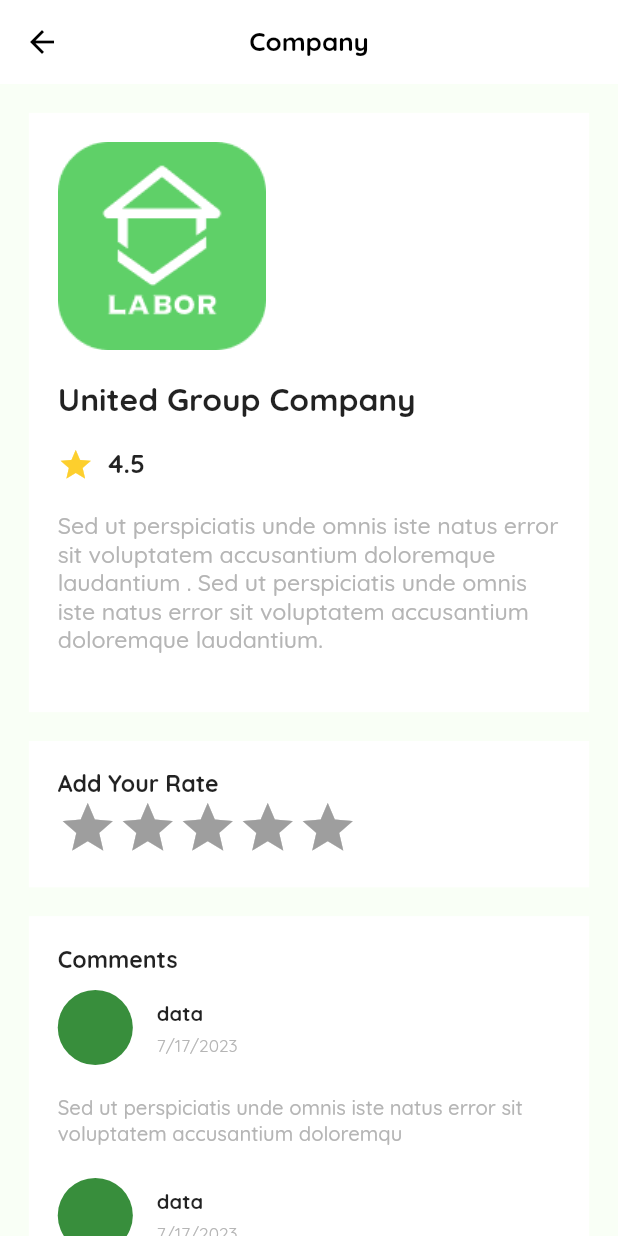
After one commit to 0Ahmad0/labor, a Flutter app: the CompanyView screen opened by its route, on a phone screen of 412 x 824 dp. The commit adds this screen. Run offline on Flutter 3.47's test engine with Material 2 defaults, Android fonts, the phone set to English and light mode, and no system bars; drawn by our look-alikes of flutter_rating_bar; our stand-ins replace easy_localization, firebase_core, flutter_screenutil, flutter_svg, google_fonts, image_picker and 3 more; missing offline and left inert: flutter_osm_plugin; accounts and stored records are empty; project files that could hold a hidden picture were left out.

Commit message:
in last update

```diff
--- a/lib/presentation/resources/app_assets.dart
+++ b/lib/presentation/resources/app_assets.dart
@@ -50,4 +50,8 @@ class AppAssets {
   static const visa = '$path/visa.svg';
   static const reviewDialog = '$path/review_dialog.svg';
   static const confirmDialog = '$path/confirm_dialog.svg';
+  static const wallet2 = '$path/wallet2.svg';
+  static const order_type = '$path/order_type.svg';
+  static const night = '$path/night.svg';
+  static const sun = '$path/sun.svg';
 }
--- a/lib/presentation/resources/app_constants.dart
+++ b/lib/presentation/resources/app_constants.dart
@@ -3,6 +3,7 @@ class AppConstants {
 
   static const int splashDelay = 3;
   static const int defaultDelay = 300;
+  static const int itemCountRating = 5;
   static const double widthSize = 428.0;
   static const double heightSize = 926.0;
   static const int onBoardingDelay = 300;
@@ -31,3 +32,5 @@ enum CreditCardTypes {
   unionPay,
   visa,
 }
+
+enum WalletStatus { add, discount }
--- a/lib/presentation/resources/app_routes.dart
+++ b/lib/presentation/resources/app_routes.dart
@@ -6,7 +6,10 @@ import 'package:labor/presentation/views/auth/login/login_view.dart';
 import 'package:labor/presentation/views/auth/otp/otp_view.dart';
 import 'package:labor/presentation/views/auth/register/register_view.dart';
 import 'package:labor/presentation/views/auth/reset_password/reset_password_view.dart';
+import 'package:labor/presentation/views/company/company_view.dart';
 import 'package:labor/presentation/views/contact_us/contact_us_view.dart';
+import 'package:labor/presentation/views/make_order/make_order_view.dart';
+import 'package:labor/presentation/views/my_wallate/my_wallet_view.dart';
 import 'package:labor/presentation/views/navbar/navbar_view.dart';
 import 'package:labor/presentation/views/notification/notification_view.dart';
 import 'package:labor/presentation/views/on_boarding/on_boarding_view.dart';
@@ -48,8 +51,11 @@ class Routes {
   static const String selectAddress = '/SelectAddress';
   static const String addAddress = '/AddAddress';
 
-  //Payment
+  //
   static const String addCard = '/AddCard';
+  static const String myWallet = '/MyWallet';
+  static const String company = '/Company';
+  static const String makeOrder = '/MakeOrder';
 }
 
 class RoutesGenerator {
@@ -123,6 +129,15 @@ class RoutesGenerator {
             child: AddAddressView(),
             type: PageTransitionType.scale,
             alignment: Alignment.bottomRight);
+      case Routes.myWallet:
+        return PageTransition(
+            child: MyWalletView(), type: PageTransitionType.leftToRight);
+      case Routes.company:
+        return PageTransition(
+            child: CompanyView(), type: PageTransitionType.rightToLeft);
+      case Routes.makeOrder:
+        return PageTransition(
+            child: MakeOrderView(), type: PageTransitionType.topToBottom);
       default:
         return undefinedRoute();
     }
--- /dev/null
+++ b/lib/presentation/views/company/company_view.dart
@@ -0,0 +1,203 @@
+import 'dart:developer';
+
+import 'package:easy_localization/easy_localization.dart';
+import 'package:flutter/material.dart';
+import 'package:flutter_rating_bar/flutter_rating_bar.dart';
+import 'package:flutter_screenutil/flutter_screenutil.dart';
+import 'package:labor/core/app_data_formate.dart';
+import 'package:labor/presentation/resources/app_assets.dart';
+import 'package:labor/presentation/resources/app_colors.dart';
+import 'package:labor/presentation/resources/app_constants.dart';
+import 'package:labor/presentation/resources/app_styles.dart';
+import 'package:labor/presentation/widgets/app_textform_filed.dart';
+import 'package:labor/translations/locale_keys.g.dart';
+
+import '../../resources/app_values.dart';
+
+class CompanyView extends StatelessWidget {
+  CompanyView({Key? key}) : super(key: key);
+  final commentController = TextEditingController();
+
+  @override
+  Widget build(BuildContext context) {
+    return Scaffold(
+      appBar: AppBar(
+        backgroundColor: AppColors.white,
+        title: Text(
+          tr(LocaleKeys.company_company),
+          style: getBoldStyle(fontSize: 18.sp, color: AppColors.black),
+        ),
+      ),
+      body: ListView(
+        padding: EdgeInsets.all(AppPadding.p20.sp),
+        children: [
+          Container(
+            width: double.infinity,
+            padding: EdgeInsets.all(AppPadding.p20.sp),
+            decoration: BoxDecoration(color: AppColors.white),
+            child: Column(
+              crossAxisAlignment: CrossAxisAlignment.start,
+              children: [
+                Image.asset(AppAssets.logoApp),
+                SizedBox(
+                  height: AppSize.s20.sp,
+                ),
+                Text(
+                  'United Group Company',
+                  style: getBoldStyle(
+                    fontSize: 22.sp,
+                  ),
+                ),
+                SizedBox(
+                  height: AppSize.s20.sp,
+                ),
+                Row(
+                  crossAxisAlignment: CrossAxisAlignment.start,
+                  children: [
+                    Icon(
+                      Icons.star,
+                      color: AppColors.starColor,
+                    ),
+                    SizedBox(
+                      width: AppSize.s10.sp,
+                    ),
+                    Text(
+                      '4.5',
+                      style: getBoldStyle(fontSize: 18.sp),
+                    )
+                  ],
+                ),
+                SizedBox(
+                  height: AppSize.s20.sp,
+                ),
+                Text(
+                  'Sed ut perspiciatis unde omnis iste natus error sit voluptatem accusantium doloremque laudantium . Sed ut perspiciatis unde omnis iste natus error sit voluptatem accusantium doloremque laudantium.',
+                  style: getMediumStyle(
+                      fontSize: 16.sp, color: AppColors.greyText),
+                ),
+                SizedBox(
+                  height: AppSize.s20.sp,
+                ),
+              ],
+            ),
+          ),
+          SizedBox(
+            height: AppSize.s20.sp,
+          ),
+          Container(
+            width: double.infinity,
+            padding: EdgeInsets.all(AppPadding.p20.sp),
+            decoration: BoxDecoration(color: AppColors.white),
+            child: Column(
+              crossAxisAlignment: CrossAxisAlignment.start,
+              children: [
+                Text(
+                  tr(LocaleKeys.company_add_your_rate),
+                  style: getBoldStyle(fontSize: 16.sp),
+                ),
+                RatingBar.builder(
+                  initialRating: 0,
+                  minRating: 0,
+                  glow: false,
+                  direction: Axis.horizontal,
+                  itemCount: AppConstants.itemCountRating,
+                  itemBuilder: (context, _) => Icon(
+                    Icons.star,
+                    color: AppColors.starColor,
+                  ),
+                  onRatingUpdate: (rating) {
+                    log('${rating}');
+                  },
+                )
+              ],
+            ),
+          ),
+          SizedBox(
+            height: AppSize.s20.sp,
+          ),
+          Container(
+            width: double.infinity,
+            padding: EdgeInsets.all(AppPadding.p20.sp),
+            decoration: BoxDecoration(color: AppColors.white),
+            child: Column(
+              crossAxisAlignment: CrossAxisAlignment.start,
+              children: [
+                Text(
+                  tr(LocaleKeys.company_comments),
+                  style: getBoldStyle(fontSize: 16.sp),
+                ),
+                ListView(
+                  physics: NeverScrollableScrollPhysics(),
+                  shrinkWrap: true,
+                  children: [
+                    Column(
+                      children: List.generate(
+                        2,
+                        (index) => Column(
+                          children: [
+                            ListTile(
+                              contentPadding: EdgeInsets.zero,
+                              leading: CircleAvatar(
+                                radius: 26.sp,
+                              ),
+                              title: Text(
+                                'data',
+                                style: getBoldStyle(fontSize: 14.sp),
+                              ),
+                              subtitle: Text(
+                                '${AppDateFormat.toDate(DateTime.now())}',
+                                style: getRegularStyle(
+                                    fontSize: 12.sp, color: AppColors.greyText),
+                              ),
+                            ),
+                            SizedBox(
+                              height: AppSize.s10.sp,
+                            ),
+                            Text(
+                              'Sed ut perspiciatis unde omnis iste natus error sit voluptatem accusantium doloremqu',
+                              style: getMediumStyle(
+                                  fontSize: 14.sp, color: AppColors.greyText),
+                            ),
+                            SizedBox(
+                              height: AppSize.s10.sp,
+                            ),
+                          ],
+                        ),
+                      ),
+                    ),
+                    SizedBox(
+                      height: AppSize.s20.sp,
+                    ),
+                    Row(
+                      children: [
+                        Expanded(
+                          child: AppTextFiled(
+                            controller: commentController,
+                            hintText:
+                                tr(LocaleKeys.company_add_your_comment_hint),
+                          ),
+                        ),
+                        SizedBox(
+                          width: AppSize.s10.sp,
+                        ),
+                        InkWell(
+                          onTap: () {},
+                          child: CircleAvatar(
+                            radius: 26.sp,
+                            child: Icon(
+                              Icons.send,
+                            ),
+                          ),
+                        )
+                      ],
+                    )
+                  ],
+                )
+              ],
+            ),
+          ),
+        ],
+      ),
+    );
+  }
+}
--- a/lib/presentation/views/navbar/screens_navbar/profile_view.dart
+++ b/lib/presentation/views/navbar/screens_navbar/profile_view.dart
@@ -143,6 +143,12 @@ class ProfileView extends StatelessWidget {
             goToRoute: Routes.contactUs,
           ),
           AppProfileItem(
+            title: tr(LocaleKeys.profile_wallet),
+            subTitle: tr(LocaleKeys.profile_wallet_subtitle),
+            icon: AppAssets.wallet,
+            goToRoute: Routes.myWallet,
+          ),
+          AppProfileItem(
             title: tr(LocaleKeys.profile_logout),
             icon: AppAssets.logout,
             goToRoute: '',
--- a/lib/presentation/widgets/app_history_item.dart
+++ b/lib/presentation/widgets/app_history_item.dart
@@ -104,6 +104,9 @@ class AppHistoryItem extends StatelessWidget {
             height: AppSize.s4.sp,
           ),
           ListTile(
+            onTap: () {
+              Navigator.pushNamed(context, Routes.company);
+            },
             contentPadding: EdgeInsets.zero,
             leading: CircleAvatar(
               backgroundColor: AppColors.primary,
--- a/pubspec.yaml
+++ b/pubspec.yaml
@@ -34,7 +34,12 @@ dependencies:
   intl: ^0.17.0
   #picker image
   image_picker: ^1.0.1
+  #Maps
   flutter_osm_plugin: ^0.53.2
+  #Rate By Stars
+  flutter_rating_bar: ^4.0.1
+  #databse and FireBase
+  firebase_core: ^2.15.0
 
 
 dev_dependencies:
```
Also changed, not shown: assets/translations/ar.json (+73 -1 lines), assets/translations/en.json (+43 -3 lines), lib/presentation/views/make_order/make_order_view.dart (added, +119 -0 lines), lib/presentation/views/my_wallate/my_wallet_view.dart (added, +114 -0 lines), lib/presentation/views/navbar/screens_navbar/categories_view.dart (+14 -2 lines), assets/images/night.svg (added), assets/images/order_type.svg (added), assets/images/sun.svg (added), assets/images/wallet2.svg (added), lib/translations/codegen_loader.g.dart, lib/translations/locale_keys.g.dart, pubspec.lock, 2 other files.
